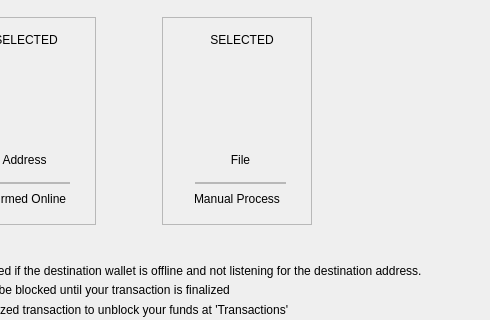
Qt form windows_desktop/g_sendStarting.ui (0xkobe/mwc-wallet) before a commit; both pictures show x 227 to 717 and y 103 to 423 of the 717 by 751 pixel window.
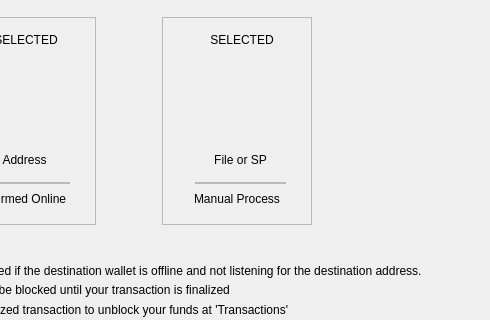
The same form after that commit. Icons and pictures are not drawn. Custom widgets are drawn as their Qt base class.

Patch:
```diff
--- a/windows_desktop/g_sendStarting.ui
+++ b/windows_desktop/g_sendStarting.ui
@@ -238,7 +238,7 @@
           </rect>
          </property>
          <property name="text">
-          <string>File</string>
+          <string>File or SP</string>
          </property>
          <property name="alignment">
           <set>Qt::AlignCenter</set>
```
